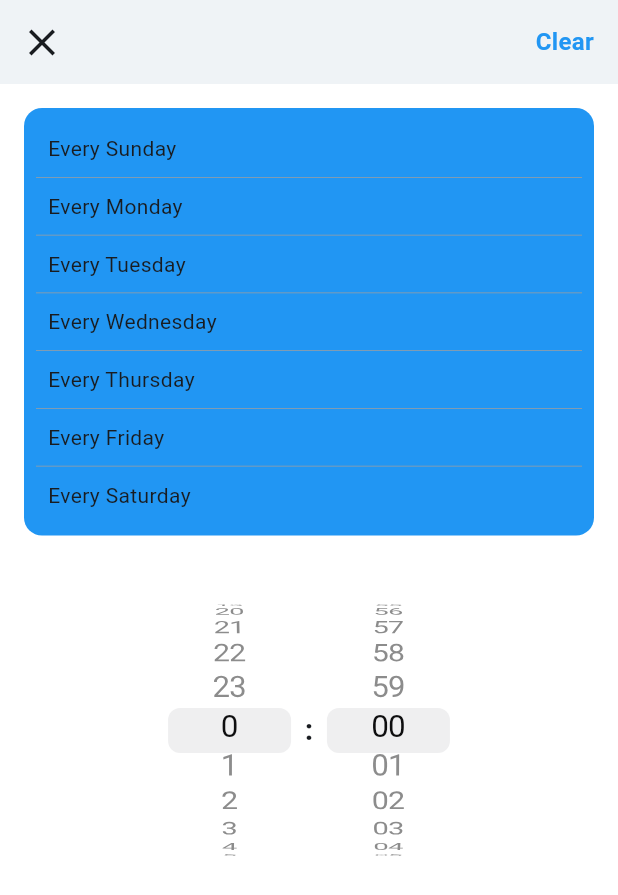
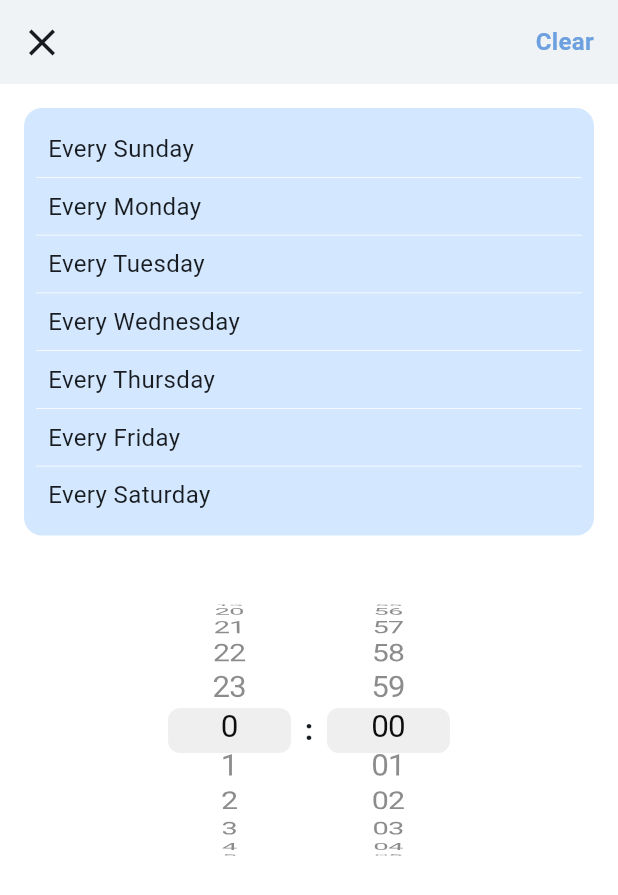
Before and after one commit to corpiii/BookReport, a Flutter app: the NotificationSettingView screen opened by its route, on a phone screen of 412 x 824 dp. Shown: the top 895 px of the screen. Run offline on Flutter 3.47's test engine with Material 3 defaults, Android fonts, the phone set to English and light mode, and no system bars; our stand-ins replace cloud_firestore, firebase_auth, firebase_core, flutter_local_notifications, flutter_riverpod, flutter_timezone and 6 more; accounts and stored records are empty; generated files the repository leaves out were written again; network calls fail.

Commit message:
refactor: notification setting view 내 컬러 수정

```diff
--- a/lib/presentation/common/app_bar_button.dart
+++ b/lib/presentation/common/app_bar_button.dart
@@ -1,3 +1,4 @@
+import 'package:book_report/presentation/common/color_constant.dart';
 import 'package:flutter/material.dart';
 
 class AppBarButton extends StatelessWidget {
@@ -8,7 +9,7 @@ class AppBarButton extends StatelessWidget {
   const AppBarButton(
     String text, {
     super.key,
-    Color color = Colors.blue,
+    Color color = ColorConstant.deepTileColor,
     required void Function() onTap,
   })  : _text = text,
         _color = color,
--- a/lib/presentation/common/color_constant.dart
+++ b/lib/presentation/common/color_constant.dart
@@ -2,7 +2,7 @@ import 'dart:ui';
 
 class ColorConstant {
   static const Color backgroundColor = Color(0xFFFFFFFF);
-  static const Color tileColor = Color(0xFFBBDAFF);
+  static const Color tileColor = Color(0xFFD3E7FF);
   static const Color greyColor = Color(0xFFEEEEEE);
   static const Color deepTileColor = Color(0xFF6CA0DE);
 }
--- a/lib/presentation/home_scene/home_view_model.dart
+++ b/lib/presentation/home_scene/home_view_model.dart
@@ -111,7 +111,7 @@ class HomeViewModel extends StateNotifier<HomeViewState> {
   Future<void> clearAlert() async {
     await LocalNotification.instance.clearAlert();
 
-    state = const HomeViewState(
+    state = state.copyWith(
       notificationComment: 'Empty Alert',
       sundayTap: false,
       mondayTap: false,
@@ -122,6 +122,7 @@ class HomeViewModel extends StateNotifier<HomeViewState> {
       saturdayTap: false,
       alertHour: 0,
       alertMinutes: 0,
+      lastBooks: [null, null, null, null, null],
     );
   }
 
@@ -187,6 +188,6 @@ class HomeViewModel extends StateNotifier<HomeViewState> {
   }
 
   void deleteAccount() {
-    state = state.copyWith(lastBooks: []);
+    state = state.copyWith(lastBooks: [null, null, null, null, null]);
   }
 }
--- a/lib/presentation/home_scene/notification_setting_scene/widgets/day_of_week_item.dart
+++ b/lib/presentation/home_scene/notification_setting_scene/widgets/day_of_week_item.dart
@@ -17,8 +17,6 @@ class DayOfWeekItem extends StatelessWidget {
   @override
   Widget build(BuildContext context) {
     return GestureDetector(
-      onTapDown: (detail) {}, // color Change
-      onTapUp: (detail) {},
       onTap: _onTap,
       child: Container(
         color: Colors.transparent,
@@ -27,13 +25,22 @@ class DayOfWeekItem extends StatelessWidget {
           padding: const EdgeInsets.symmetric(horizontal: 8, vertical: 4),
           child: Row(
             children: [
-              Text(_text),
+              Text(
+                _text,
+                style: const TextStyle(
+                  fontSize: 16,
+                ),
+              ),
               const Spacer(),
-              _isActive ? const Icon(
-                Icons.check,
-                size: 30,
-                color: Colors.greenAccent,
-              ) : Container(height: 30,)
+              _isActive
+                  ? const Icon(
+                      Icons.check,
+                      size: 30,
+                      color: Colors.black,
+                    )
+                  : Container(
+                      height: 30,
+                    )
             ],
           ),
         ),
--- a/lib/presentation/home_scene/notification_setting_scene/widgets/days_of_week_view.dart
+++ b/lib/presentation/home_scene/notification_setting_scene/widgets/days_of_week_view.dart
@@ -1,4 +1,5 @@
 import 'package:book_report/di/view_model_provider.dart';
+import 'package:book_report/presentation/common/color_constant.dart';
 import 'package:book_report/presentation/home_scene/home_view_model.dart';
 import 'package:book_report/presentation/home_scene/model/day.dart';
 import 'package:book_report/presentation/home_scene/notification_setting_scene/widgets/day_of_week_item.dart';
@@ -21,7 +22,7 @@ class DaysOfWeekView extends StatelessWidget {
       width: double.infinity,
       child: Container(
         decoration: BoxDecoration(
-          color: Colors.blue,
+          color: ColorConstant.tileColor,
           borderRadius: BorderRadius.circular(12.0),
         ),
         child: Padding(
@@ -36,14 +37,14 @@ class DaysOfWeekView extends StatelessWidget {
                   viewModel.switchDayActive(Day.sunday);
                 },
               ),
-              Container(width: double.infinity, color: Colors.grey, height: 0.5),
+              Container(width: double.infinity, color: Colors.white, height: 0.5),
               DayOfWeekItem(
                   text: 'Every Monday',
                   isActive: _dayList[1],
                   onTap: () {
                     viewModel.switchDayActive(Day.monday);
                   }),
-              Container(width: double.infinity, color: Colors.grey, height: 0.5),
+              Container(width: double.infinity, color: Colors.white, height: 0.5),
               DayOfWeekItem(
                 text: 'Every Tuesday',
                 isActive: _dayList[2],
@@ -51,7 +52,7 @@ class DaysOfWeekView extends StatelessWidget {
                   viewModel.switchDayActive(Day.tuesday);
                 },
               ),
-              Container(width: double.infinity, color: Colors.grey, height: 0.5),
+              Container(width: double.infinity, color: Colors.white, height: 0.5),
               DayOfWeekItem(
                 text: 'Every Wednesday',
                 isActive: _dayList[3],
@@ -59,7 +60,7 @@ class DaysOfWeekView extends StatelessWidget {
                   viewModel.switchDayActive(Day.wednesday);
                 },
               ),
-              Container(width: double.infinity, color: Colors.grey, height: 0.5),
+              Container(width: double.infinity, color: Colors.white, height: 0.5),
               DayOfWeekItem(
                 text: 'Every Thursday',
                 isActive: _dayList[4],
@@ -67,7 +68,7 @@ class DaysOfWeekView extends StatelessWidget {
                   viewModel.switchDayActive(Day.thursday);
                 },
               ),
-              Container(width: double.infinity, color: Colors.grey, height: 0.5),
+              Container(width: double.infinity, color: Colors.white, height: 0.5),
               DayOfWeekItem(
                 text: 'Every Friday',
                 isActive: _dayList[5],
@@ -75,7 +76,7 @@ class DaysOfWeekView extends StatelessWidget {
                   viewModel.switchDayActive(Day.friday);
                 },
               ),
-              Container(width: double.infinity, color: Colors.grey, height: 0.5),
+              Container(width: double.infinity, color: Colors.white, height: 0.5),
               DayOfWeekItem(
                 text: 'Every Saturday',
                 isActive: _dayList[6],
```
